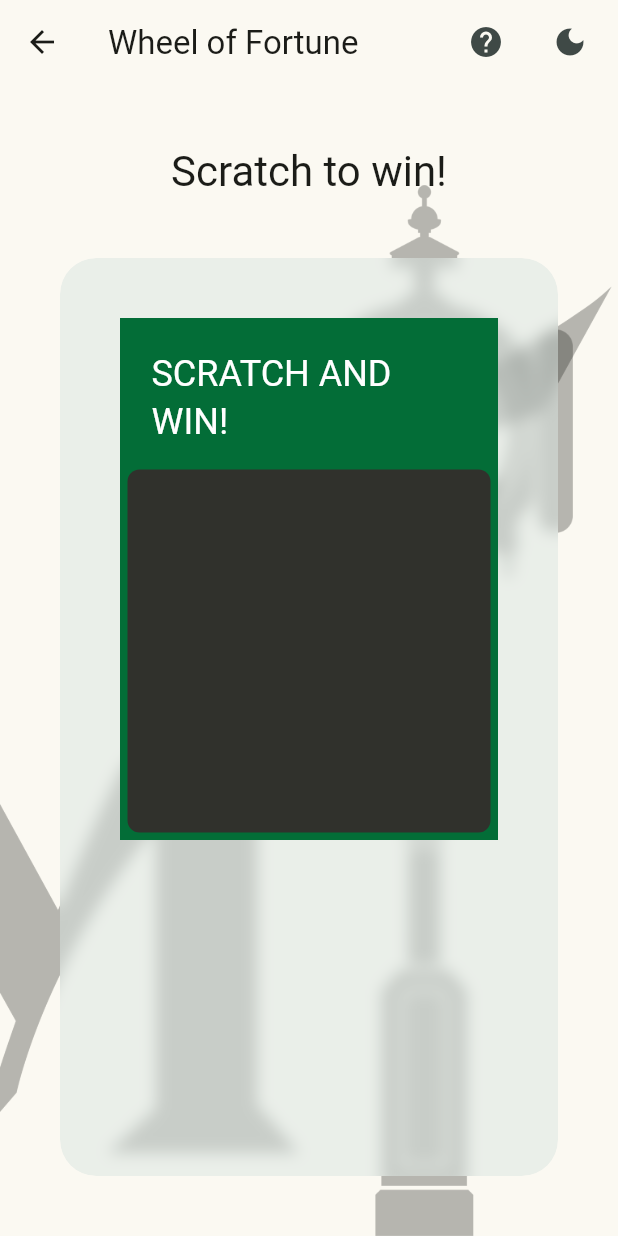
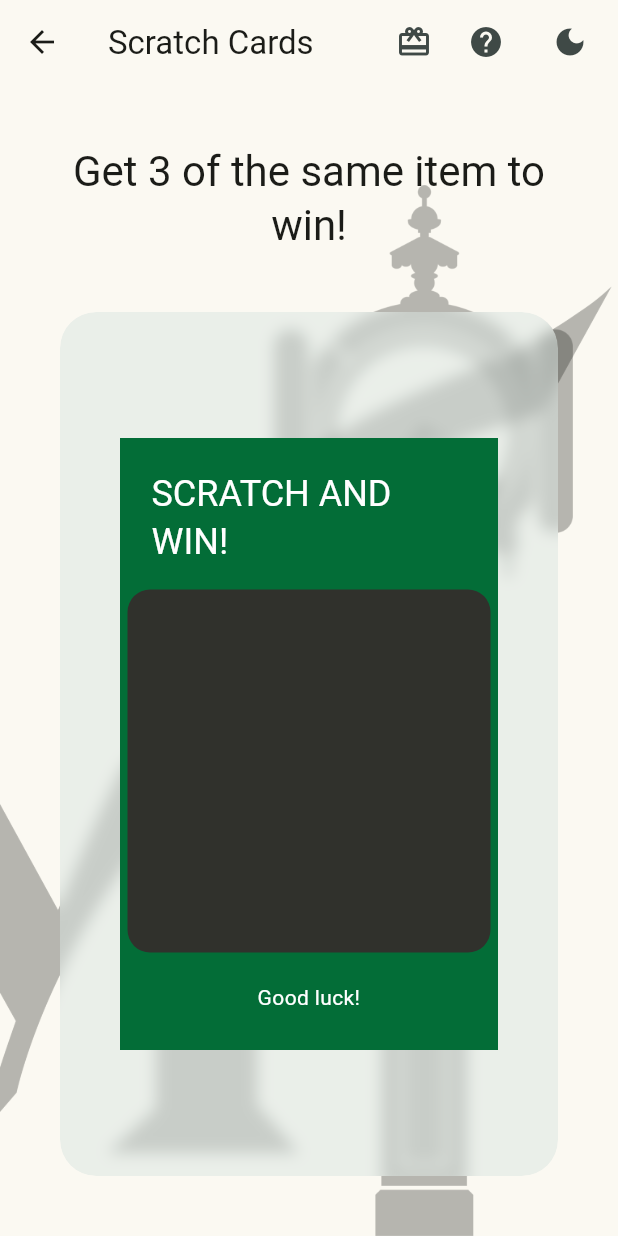
Before and after one commit to PLGuerraDesigns/swe_632_lottery, a Flutter app: the screen it shows after launch, after a tap on "SCRATCH AND WIN!", on a phone screen of 412 x 824 dp. Run offline on Flutter 3.47's test engine with Material 2 defaults, Android fonts, the phone set to English and light mode, and no system bars; our stand-ins replace flutter_fortune_wheel, google_fonts; missing offline and left inert: scratcher.

Commit message:
Added Rewards Page and Win/Lose Popups

```diff
--- a/lib/main.dart
+++ b/lib/main.dart
@@ -4,6 +4,7 @@ import 'package:provider/provider.dart';
 import 'common/color_schemes.dart';
 import 'common/strings.dart';
 import 'common/theme.dart';
+import 'models/player.dart';
 import 'screens/landing_screen.dart';
 import 'screens/scratch_card_game.dart';
 
@@ -23,6 +24,8 @@ class _LotteryGameState extends State<LotteryGame> {
   /// The [ThemeNotifier] instance.
   late ThemeNotifier themeNotifier = ThemeNotifier();
 
+  Player player = Player();
+
   @override
   void initState() {
     super.initState();
@@ -34,8 +37,15 @@ class _LotteryGameState extends State<LotteryGame> {
 
   @override
   Widget build(BuildContext context) {
-    return ChangeNotifierProvider<ThemeNotifier>.value(
-      value: themeNotifier,
+    return MultiProvider(
+      providers: <ChangeNotifierProvider<dynamic>>[
+        ChangeNotifierProvider<ThemeNotifier>.value(
+          value: themeNotifier,
+        ),
+        ChangeNotifierProvider<Player>.value(
+          value: player,
+        ),
+      ],
       child: MaterialApp(
         title: Strings.appName,
         debugShowCheckedModeBanner: false,
--- /dev/null
+++ b/lib/models/player.dart
@@ -0,0 +1,5 @@
+import 'package:flutter/material.dart';
+
+class Player extends ChangeNotifier {
+  List<int> rewardIds = <int>[];
+}
--- a/lib/screens/game_screen.dart
+++ b/lib/screens/game_screen.dart
@@ -6,12 +6,12 @@ import '../widgets/gmu_logo_background.dart';
 class GameScreen extends StatelessWidget {
   const GameScreen({
     super.key,
-    required this.description,
     required this.child,
+    this.description,
     this.appBar,
   });
-  final String description;
   final Widget child;
+  final String? description;
   final AppBar? appBar;
 
   @override
@@ -24,12 +24,15 @@ class GameScreen extends StatelessWidget {
           child: Column(
             crossAxisAlignment: CrossAxisAlignment.stretch,
             children: <Widget>[
-              Text(
-                description,
-                style: Theme.of(context).textTheme.headlineMedium,
-                textAlign: TextAlign.center,
-              ),
-              const SizedBox(height: 40),
+              if (description != null)
+                Padding(
+                  padding: const EdgeInsets.only(bottom: 40),
+                  child: Text(
+                    description!,
+                    style: Theme.of(context).textTheme.headlineMedium,
+                    textAlign: TextAlign.center,
+                  ),
+                ),
               Expanded(
                 child: FrostedContainer(
                   child: child,
--- a/lib/screens/landing_screen.dart
+++ b/lib/screens/landing_screen.dart
@@ -7,6 +7,7 @@ import '../widgets/scratch_card.dart';
 import '../widgets/theme_mode_button.dart';
 import '../widgets/wheel.dart';
 import 'scratch_card_game.dart';
+import 'unlocked_rewards.dart';
 import 'wheel_of_fortune_game.dart';
 
 /// The landing screen of the app.
@@ -36,9 +37,29 @@ class LandingScreen extends StatelessWidget {
         child: Column(
           crossAxisAlignment: CrossAxisAlignment.stretch,
           children: <Widget>[
-            Text(
-              Strings.selectGame,
-              style: Theme.of(context).textTheme.headlineSmall,
+            Row(
+              children: [
+                Text(
+                  Strings.selectGame,
+                  style: Theme.of(context).textTheme.headlineSmall,
+                ),
+                const Spacer(),
+                OutlinedButton(
+                  onPressed: () {
+                    Navigator.push(
+                      context,
+                      MaterialPageRoute<Widget>(
+                        builder: (BuildContext context) =>
+                            const UnlockedRewards(),
+                      ),
+                    );
+                  },
+                  child: Text(
+                    'VIEW ALL REWARDS',
+                    style: Theme.of(context).textTheme.button,
+                  ),
+                ),
+              ],
             ),
             Flexible(
               child: Row(
@@ -69,8 +90,9 @@ class LandingScreen extends StatelessWidget {
                       onTap: () {
                         Navigator.push(
                           context,
-                          MaterialPageRoute(
-                            builder: (context) => ScratchCardGame(),
+                          MaterialPageRoute<Widget>(
+                            builder: (BuildContext context) =>
+                                const ScratchCardGame(),
                           ),
                         );
                       },
--- a/lib/screens/scratch_card_game.dart
+++ b/lib/screens/scratch_card_game.dart
@@ -6,6 +6,7 @@ import '../widgets/popup_dialogs.dart';
 import '../widgets/scratch_card.dart';
 import '../widgets/theme_mode_button.dart';
 import 'game_screen.dart';
+import 'unlocked_rewards.dart';
 
 class ScratchCardGame extends StatelessWidget {
   const ScratchCardGame({super.key});
@@ -14,29 +15,37 @@ class ScratchCardGame extends StatelessWidget {
   Widget build(BuildContext context) {
     return GameScreen(
       appBar: AppBar(
-        title: const Text(Strings.wheelOfFortune),
+        title: const Text(Strings.scratchCards),
         centerTitle: false,
         actions: <Widget>[
           IconButton(
+            icon: const Icon(Icons.wallet_giftcard),
+            onPressed: () {
+              Navigator.of(context).push(
+                MaterialPageRoute<Widget>(
+                  builder: (BuildContext context) => const UnlockedRewards(),
+                ),
+              );
+            },
+          ),
+          IconButton(
             onPressed: () {
               CustomPopups().howToPlayPopup(
-                context: context,
-                description: 'description',
-              );
+                  context: context,
+                  description: 'Scratch the card to reveal the items.\n'
+                      'If you get 3 or more of the same item, you win!');
             },
             icon: const Icon(Icons.help),
           ),
           const ThemeModeButton(),
         ],
       ),
-      description: Strings.scratchCardsDescription,
-      child: const Column(
-        children: <Widget>[
-          Padding(
-            padding: EdgeInsets.all(20.0),
-            child: ScratchCard(),
-          ),
-        ],
+      description: 'Get 3 of the same item to win!',
+      child: const Center(
+        child: Padding(
+          padding: EdgeInsets.all(20.0),
+          child: ScratchCard(),
+        ),
       ),
     );
   }
--- a/lib/widgets/frosted_container.dart
+++ b/lib/widgets/frosted_container.dart
@@ -6,9 +6,11 @@ class FrostedContainer extends StatelessWidget {
   const FrostedContainer({
     super.key,
     required this.child,
+    this.padding = const EdgeInsets.all(20),
   });
 
   final Widget child;
+  final EdgeInsets padding;
 
   @override
   Widget build(BuildContext context) {
@@ -23,7 +25,7 @@ class FrostedContainer extends StatelessWidget {
             borderRadius: BorderRadius.circular(24),
           ),
           child: Padding(
-            padding: const EdgeInsets.all(20.0),
+            padding: padding,
             child: child,
           ),
         ),
--- a/lib/widgets/scratch_card.dart
+++ b/lib/widgets/scratch_card.dart
@@ -1,10 +1,13 @@
 import 'dart:math';
 
 import 'package:flutter/material.dart';
+import 'package:provider/provider.dart';
 import 'package:scratcher/scratcher.dart';
 
 import '../common/color_schemes.dart';
+import '../models/player.dart';
 import '../services/RewardService.dart';
+import 'popup_dialogs.dart';
 
 /// A scratch card that the user can scratch to reveal a prize.
 class ScratchCard extends StatefulWidget {
@@ -17,61 +20,70 @@ class ScratchCard extends StatefulWidget {
 class ScratchCardState extends State<ScratchCard> {
   bool userWon = false;
 
-  List<Widget> rewards = <Widget>[];
+  RewardService rewardService = RewardService();
+  List<int> rewardIds = <int>[];
+  List<int> scratchedIds = <int>[];
+
+  bool get didUserScratchAllItems {
+    return scratchedIds.length == rewardIds.length;
+  }
+
+  bool get didUserScratchWinningItems {
+    return scratchedIds.toSet().intersection(rewardIds.toSet()).isNotEmpty;
+  }
+
+  void reset() {
+    setState(() {
+      userWon = false;
+      rewardIds = <int>[];
+      scratchedIds = <int>[];
+    });
+    _prepareRewards();
+  }
+
+  @override
+  void initState() {
+    super.initState();
+    _prepareRewards();
+  }
 
   /// Prepares the list of rewards to be displayed.
   void _prepareRewards() {
-    RewardService rewardService = RewardService();
-    List<int> itemIds = <int>[];
-
+    final List<int> itemIds = <int>[];
     bool empty;
     int count = 0;
 
     for (int i = 0; i < 9; i++) {
       empty = Random().nextBool();
-      count = 0;
 
       if (empty) {
-        rewards.add(Expanded(
-          child: Container(),
-        ));
+        rewardIds.add(-1);
       } else {
-        final int randomItem = Random().nextInt(7);
-        rewards.add(
-          Stack(
-            alignment: Alignment.center,
-            fit: StackFit.expand,
-            children: [
-              Image.asset(
-                rewardService.rewardById(randomItem),
-              ),
-            ],
-          ),
-        );
+        final int randomId = Random().nextInt(rewardService.maxRewards);
+        rewardIds.add(randomId);
 
         /// Loop through all items and see if the random item is already in the list.
         for (int j = 0; j < itemIds.length; j++) {
           /// If the random item is already in the list, increment the count.
-          if (randomItem == itemIds[j]) {
+          if (randomId == itemIds[j]) {
             count++;
           }
 
           /// If the random item is already in the list twice, print a message.
-          if (count >= 2) {
+          if (count >= 3) {
+            print('You won!');
             userWon = true;
-            print('You won!');
           }
-
-          itemIds.add(randomItem);
         }
+        itemIds.add(randomId);
       }
     }
   }
 
   @override
   Widget build(BuildContext context) {
-    _prepareRewards();
-
+    return Consumer<Player>(
+        builder: (BuildContext context, Player player, Widget? child) {
       return Container(
         width: 350,
         decoration: BoxDecoration(
@@ -92,58 +104,72 @@ class ScratchCardState extends State<ScratchCard> {
                       ),
                 ),
               ),
-            Flexible(
-              child: Container(
+              Container(
                 decoration: BoxDecoration(
                   color: lightColorScheme.inverseSurface,
-                  borderRadius: BorderRadius.circular(8),
+                  borderRadius: BorderRadius.circular(15),
                 ),
                 child: Padding(
-                  padding: const EdgeInsets.all(10.0),
+                  padding: const EdgeInsets.all(5.0),
                   child: ClipRRect(
-                    borderRadius: BorderRadius.circular(8),
+                    borderRadius: BorderRadius.circular(10),
                     child: GridView.builder(
                       gridDelegate:
                           const SliverGridDelegateWithFixedCrossAxisCount(
                         crossAxisCount: 3,
-                        mainAxisSpacing: 10,
-                        crossAxisSpacing: 10,
+                        mainAxisSpacing: 5,
+                        crossAxisSpacing: 5,
                       ),
                       shrinkWrap: true,
                       itemCount: 9,
                       itemBuilder: (BuildContext context, int index) {
                         return Scratcher(
-                          brushSize: 30,
-                          threshold: 50,
+                          key: GlobalKey(),
+                          brushSize: 50,
+                          threshold: 30,
                           color: Colors.grey[400]!,
-                          child: rewards[index],
-                          onScratchEnd: () {
-                            if (userWon) {
-                              showDialog(
-                                context: context,
-                                barrierDismissible: false,
-                                builder: (BuildContext context) {
-                                  return AlertDialog(
-                                    title: const Text(
-                                      'User Won!',
-                                    ),
-                                    content: const Text(
-                                      'You won a prize!',
-                                    ),
-                                    actions: <Widget>[
-                                      TextButton(
-                                        onPressed: () {
-                                          Navigator.of(context).pop();
-                                        },
-                                        child: const Text(
-                                          'Start Over',
-                                        ),
+                          child: Stack(
+                            alignment: Alignment.center,
+                            fit: StackFit.expand,
+                            children: <Widget>[
+                              if (rewardIds[index] != -1)
+                                Image.asset(
+                                  rewardService.rewardById(rewardIds[index]),
+                                  fit: BoxFit.contain,
                                 ),
                             ],
+                          ),
+                          onScratchEnd: () {
+                            if (userWon && didUserScratchWinningItems) {
+                              Future<void>.delayed(
+                                      const Duration(milliseconds: 500))
+                                  .then((_) {
+                                player.rewardIds.add(rewardIds[index]);
+                                CustomPopups().playerWonPopup(
+                                  context: context,
+                                  reward: Image.asset(
+                                    RewardService()
+                                        .rewardById(rewardIds[index]),
+                                  ),
+                                  onPlayAgain: reset,
+                                );
+                              });
+                            }
+                            if (!userWon && didUserScratchAllItems) {
+                              Future<void>.delayed(
+                                      const Duration(milliseconds: 500))
+                                  .then(
+                                (_) {
+                                  CustomPopups().youLostPopup(
+                                    context: context,
+                                    onPlayAgain: reset,
                                   );
                                 },
                               );
                             }
+                          },
+                          onThreshold: () {
+                            scratchedIds.add(rewardIds[index]);
                           },
                         );
                       },
@@ -151,10 +177,20 @@ class ScratchCardState extends State<ScratchCard> {
                   ),
                 ),
               ),
+              Padding(
+                padding: const EdgeInsets.symmetric(vertical: 20),
+                child: Text(
+                  'Good luck!',
+                  textAlign: TextAlign.center,
+                  style: Theme.of(context).textTheme.bodyMedium!.copyWith(
+                        color: Theme.of(context).colorScheme.onPrimary,
+                      ),
+                ),
               ),
             ],
           ),
         ),
       );
+    });
   }
 }
--- a/pubspec.yaml
+++ b/pubspec.yaml
@@ -6,7 +6,7 @@ description: A lottery web app built for the GMU SWE 632 class.
 publish_to: "none"
 
 # The following defines the version and build number for the web app.
-version: 0.0.1+4
+version: 0.0.2+5
 
 environment:
   sdk: ">=3.0.6 <4.0.0"
```
Also changed, not shown: lib/screens/unlocked_rewards.dart (added, +86 -0 lines), lib/screens/wheel_of_fortune_game.dart (+16 -10 lines), lib/widgets/popup_dialogs.dart (+52 -4 lines), lib/widgets/wheel.dart (+27 -7 lines), pubspec.lock. Lines whose indentation alone changed are shown as unchanged.
